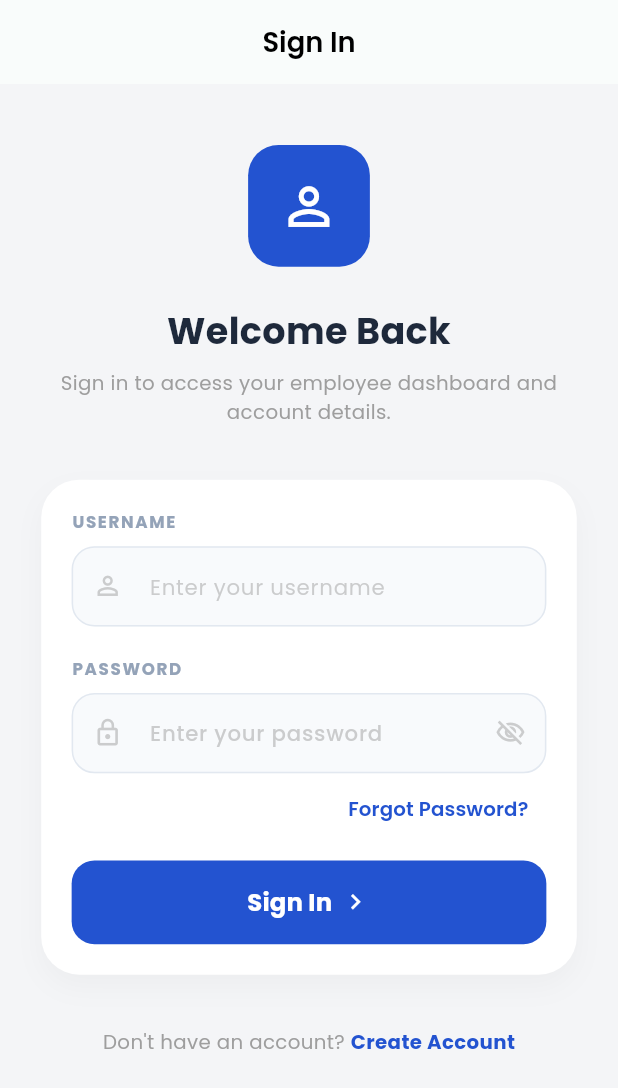
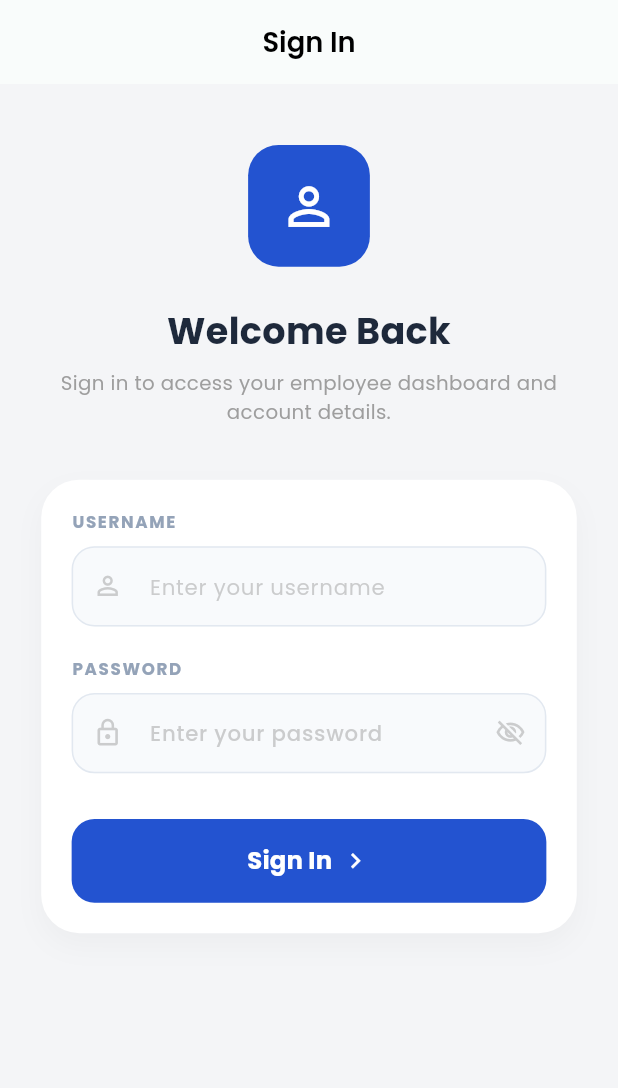
Before and after one commit to YehiaOthman/HICMIS, a Flutter app: the screen it shows after launch, on a phone screen of 412 x 824 dp. Shown: the top 1088 px of the screen. Run offline on Flutter 3.47's test engine with Material 3 defaults, Android fonts, the phone set to English and light mode, and no system bars; our stand-ins replace flutter_screenutil, flutter_secure_storage, google_fonts; missing offline and left inert: jwt_decode.

```diff
--- a/lib/my_app/my_app.dart
+++ b/lib/my_app/my_app.dart
@@ -34,12 +34,12 @@ class MyApp extends StatelessWidget {
           initialRoute: '/',
             routes: {
               '/': (context) => LoginScreen(),
-              '/signup': (context) => SignUpScreen(),
-              '/forgot': (context) => ForgotPasswordScreen(),
+              // '/signup': (context) => SignUpScreen(),
+              // '/forgot': (context) => ForgotPasswordScreen(),
               '/check-email': (context) =>  CheckEmailScreen(),
-              '/home': (context) =>  const HomeScreen(),
-              '/profile': (context) =>  const ProfileScreen(),
-              '/employees': (context) =>  const EmployeesScreen(),
+              '/home': (context) =>   HomeScreen(),
+              '/profile': (context) =>   ProfileScreen(),
+              '/employees': (context) =>   EmployeesScreen(),
             },
         );
       },
--- a/lib/providers/auth_provider.dart
+++ b/lib/providers/auth_provider.dart
@@ -43,6 +43,7 @@ class AuthProvider with ChangeNotifier {
   bool get isLoading => _status == AuthStatus.loading;
   String? get userRole => _userRole;
   bool get isHR => _userRole == 'hr';
+  bool get isManager => _userRole == 'manager';
   bool get isEmployee => _userRole == 'employee';
 
   Future<void> _extractUserRoleFromToken() async {
@@ -58,6 +59,8 @@ class AuthProvider with ChangeNotifier {
               final roles = clientData['roles'] as List;
               if (roles.contains('hr')) {
                 _userRole = 'hr';
+              } else if (roles.contains('manager')) {
+                _userRole = 'manager';
               } else if (roles.contains('employee')) {
                 _userRole = 'employee';
               }
--- a/lib/screens/home/home.dart
+++ b/lib/screens/home/home.dart
@@ -105,7 +105,7 @@ class _HomeScreenState extends State<HomeScreen> {
               child: Icon(Icons.home_filled, color: Colors.white, size: 20.r),
             ),
             SizedBox(width: 10.w),
-            Text('HICIMS', style: GoogleFonts.poppins(color: Colors.black, fontWeight: FontWeight.bold, fontSize: 18.sp)),
+            Text('HICMIS', style: GoogleFonts.poppins(color: Colors.black, fontWeight: FontWeight.bold, fontSize: 18.sp)),
           ],
         ),
         actions: [
@@ -132,7 +132,7 @@ class _HomeScreenState extends State<HomeScreen> {
       body: Consumer2<EmployeeProvider, AuthProvider>(
         builder: (context, employeeProvider, authProvider, child) {
           final requests = employeeProvider.absenceRequests;
-          final isHR = authProvider.isHR;
+          final isHR = authProvider.isHR || authProvider.isManager;
           final pendingRequests = requests.where((req) => req.status?.toLowerCase() == 'pending').toList();
 
           return RefreshIndicator(
--- a/lib/screens/home/widgets/app_drawer.dart
+++ b/lib/screens/home/widgets/app_drawer.dart
@@ -12,7 +12,7 @@ class AppDrawer extends StatelessWidget {
   @override
   Widget build(BuildContext context) {
     final authProvider = Provider.of<AuthProvider>(context);
-    final isHR = authProvider.isHR;
+    final isHR = authProvider.isHR || authProvider.isManager;
 
     return Drawer(
       backgroundColor: Colors.white,
@@ -41,7 +41,7 @@ class AppDrawer extends StatelessWidget {
                     child: Column(
                       crossAxisAlignment: CrossAxisAlignment.start,
                       children: [
-                        Text('HICIMS', style: GoogleFonts.poppins(fontWeight: FontWeight.bold, fontSize: 18.sp)),
+                        Text('HICMIS', style: GoogleFonts.poppins(fontWeight: FontWeight.bold, fontSize: 18.sp)),
                         Text('HR SYSTEM', style: GoogleFonts.poppins(fontSize: 10.sp, color: Colors.grey, letterSpacing: 1.1)),
                       ],
                     ),
--- a/lib/screens/login/login_screen.dart
+++ b/lib/screens/login/login_screen.dart
@@ -79,23 +79,23 @@ class LoginScreen extends StatelessWidget {
                         controller: passController,
                         icon: Icons.lock_outline,
                       ),
-                      Align(
-                        alignment: Alignment.centerRight,
-                        child: TextButton(
-                          onPressed: () {
-                            Navigator.pushNamed(context, '/forgot');
-                          },
-                          child: Text(
-                            'Forgot Password?',
-                            style: GoogleFonts.poppins(
-                              color: const Color(0xFF2353D0),
-                              fontWeight: FontWeight.w600,
-                              fontSize: 13.sp,
-                            ),
-                          ),
-                        ),
-                      ),
-                      SizedBox(height: 10.h),
+                      // Align(
+                      //   alignment: Alignment.centerRight,
+                      //   child: TextButton(
+                      //     onPressed: () {
+                      //       Navigator.pushNamed(context, '/forgot');
+                      //     },
+                      //     child: Text(
+                      //       'Forgot Password?',
+                      //       style: GoogleFonts.poppins(
+                      //         color: const Color(0xFF2353D0),
+                      //         fontWeight: FontWeight.w600,
+                      //         fontSize: 13.sp,
+                      //       ),
+                      //     ),
+                      //   ),
+                      // ),
+                      SizedBox(height: 30.h),
 
                       PrimaryButton(
                         text: 'Sign In',
@@ -146,32 +146,32 @@ class LoginScreen extends StatelessWidget {
                 ),
 
 
-                SizedBox(height: 35.h),
+                // SizedBox(height: 35.h),
 
-                Wrap(
-                  alignment: WrapAlignment.center,
-                  crossAxisAlignment: WrapCrossAlignment.center,
-                  children: [
-                    Text(
-                      "Don't have an account? ",
-                      style: GoogleFonts.poppins(color: Colors.grey, fontSize: 13.sp),
-                    ),
-                    GestureDetector(
-                      onTap: () {
-                        Navigator.pushNamed(context, '/signup');
-                      },
-                      child: Text(
-                        "Create Account",
-                        style: GoogleFonts.poppins(
-                          color: const Color(0xFF2353D0),
-                          fontWeight: FontWeight.bold,
-                          fontSize: 13.sp,
-                        ),
-                      ),
-                    ),
-                  ],
-                ),
-                SizedBox(height: 30.h),
+                // Wrap(
+                //   alignment: WrapAlignment.center,
+                //   crossAxisAlignment: WrapCrossAlignment.center,
+                //   children: [
+                //     Text(
+                //       "Don't have an account? Contact your HR administrator.",
+                //       style: GoogleFonts.poppins(color: Colors.grey, fontSize: 13.sp),
+                //     ),
+                //     GestureDetector(
+                //       onTap: () {
+                //         Navigator.pushNamed(context, '/signup');
+                //       },
+                //       child: Text(
+                //         "Create Account",
+                //         style: GoogleFonts.poppins(
+                //           color: const Color(0xFF2353D0),
+                //           fontWeight: FontWeight.bold,
+                //           fontSize: 13.sp,
+                //         ),
+                //       ),
+                //     ),
+                //   ],
+                // ),
+                // SizedBox(height: 30.h),
               ],
             ),
           );
```
Also changed, not shown: lib/screens/employees/employees_screen.dart (+22 -15 lines), lib/screens/profile/profile_screen.dart (+11 -8 lines), pubspec.yaml (+8 -0 lines), assets/hicmisandroidlogo.png (added), assets/hicmislogo.png (added), pubspec.lock, 22 other files.
